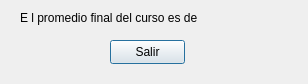
First picture: the form in promedio.ui, repository Alenjandro-Larin/Gestor-de-calificaciones, before the edit.
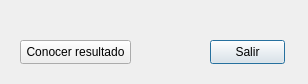
Second picture: the form after the edit.

```diff
--- a/promedio.ui
+++ b/promedio.ui
@@ -18,18 +18,18 @@
     <rect>
      <x>20</x>
      <y>10</y>
-     <width>177</width>
+     <width>271</width>
      <height>16</height>
     </rect>
    </property>
    <property name="text">
-    <string>E l promedio final del curso es de:</string>
+    <string/>
    </property>
   </widget>
   <widget class="QPushButton" name="pushButton">
    <property name="geometry">
     <rect>
-     <x>110</x>
+     <x>210</x>
      <y>40</y>
      <width>75</width>
      <height>24</height>
@@ -39,6 +39,19 @@
     <string>Salir</string>
    </property>
   </widget>
+  <widget class="QPushButton" name="pushButton_2">
+   <property name="geometry">
+    <rect>
+     <x>20</x>
+     <y>40</y>
+     <width>111</width>
+     <height>24</height>
+    </rect>
+   </property>
+   <property name="text">
+    <string>Conocer resultado</string>
+   </property>
+  </widget>
  </widget>
  <resources/>
  <connections>
```
